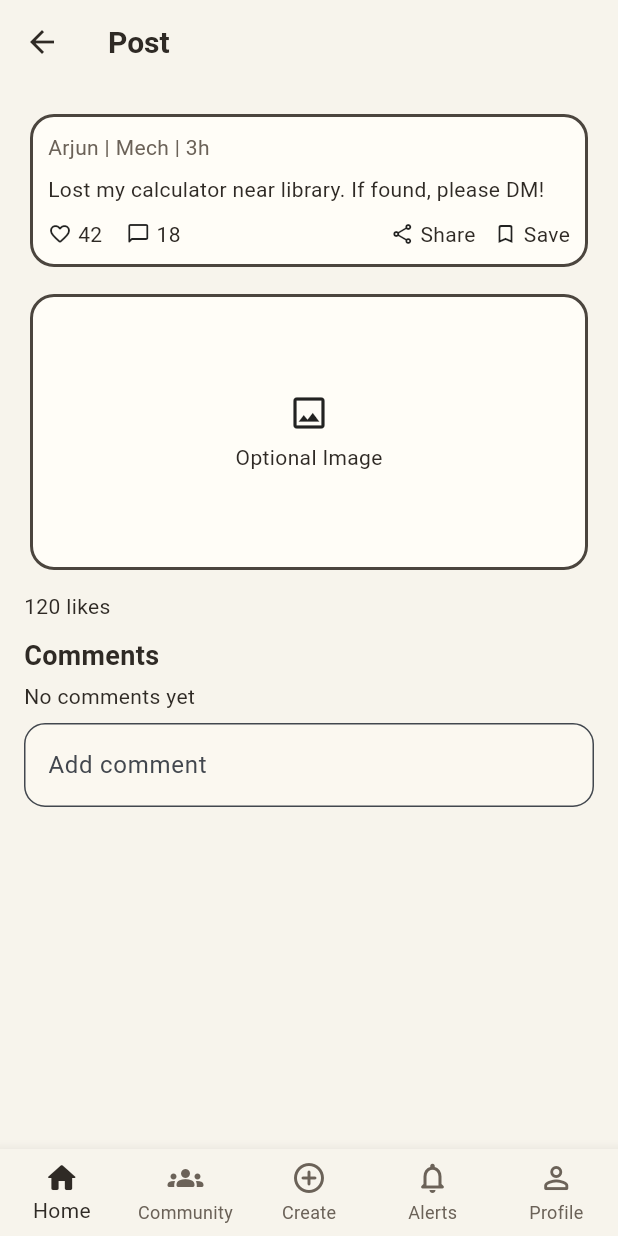
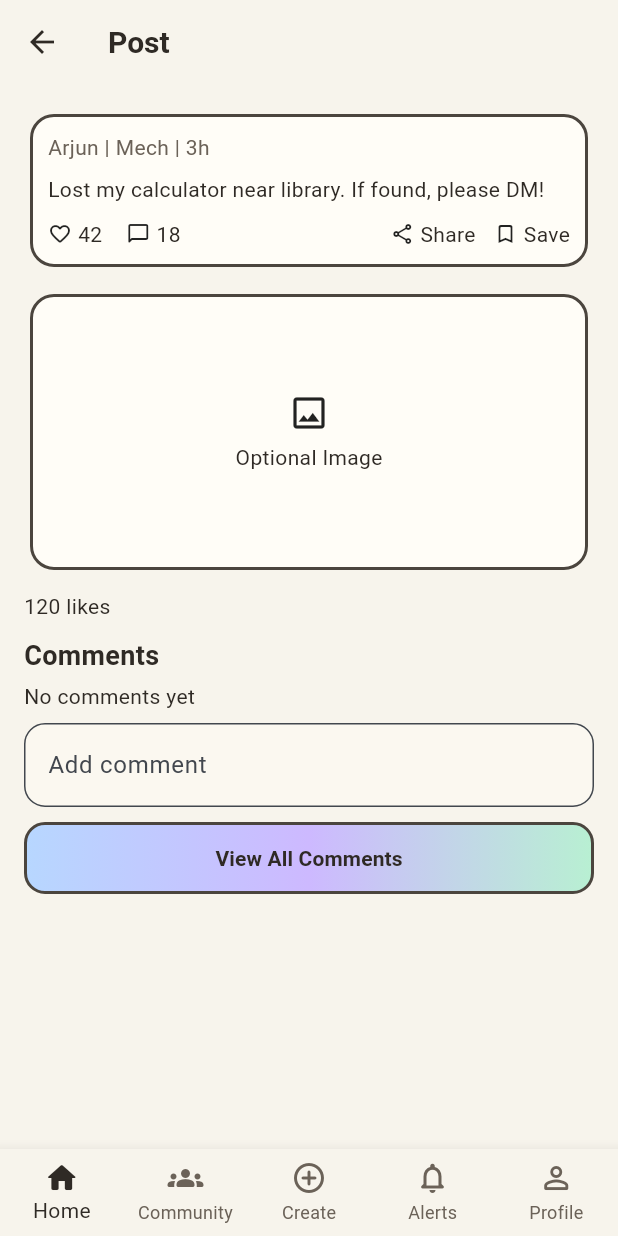
Before and after one commit to Manish12092004/Campus_pal, a Flutter app: the PostDetailScreen screen opened by its route, on a phone screen of 412 x 824 dp. Run offline on Flutter 3.47's test engine with Material 3 defaults, Android fonts, the phone set to English and light mode, and no system bars.

Commit message:
Fix navigation buttons on all screens - profile edit, create post, comments, settings, and help report pages now properly navigate

```diff
--- a/lib/screens/post_detail_screen.dart
+++ b/lib/screens/post_detail_screen.dart
@@ -1,3 +1,4 @@
+import 'package:campus_pal/screens/comments_thread_screen.dart';
 import 'package:campus_pal/widgets/sketch_widgets.dart';
 import 'package:flutter/material.dart';
 
@@ -7,16 +8,16 @@ class PostDetailScreen extends StatelessWidget {
 
   @override
   Widget build(BuildContext context) {
-    return const SketchScaffold(
+    return SketchScaffold(
       title: 'Post',
       showBottomNav: true,
       children: [
-        SketchPostCard(
+        const SketchPostCard(
           author: 'Arjun | Mech | 3h',
           body: 'Lost my calculator near library. If found, please DM!',
         ),
-        SizedBox(height: 10),
-        SketchCard(
+        const SizedBox(height: 10),
+        const SketchCard(
           child: SizedBox(
             height: 160,
             child: Center(
@@ -31,19 +32,24 @@ class PostDetailScreen extends StatelessWidget {
             ),
           ),
         ),
-        SizedBox(height: 10),
-        Text('120 likes'),
-        SizedBox(height: 10),
-        SketchSectionTitle('Comments'),
-        SizedBox(height: 4),
-        Text('No comments yet'),
-        SizedBox(height: 8),
-        TextField(
+        const SizedBox(height: 10),
+        const Text('120 likes'),
+        const SizedBox(height: 10),
+        const SketchSectionTitle('Comments'),
+        const SizedBox(height: 4),
+        const Text('No comments yet'),
+        const SizedBox(height: 8),
+        const TextField(
           decoration: InputDecoration(
             labelText: 'Add comment',
             hintText: 'Write a reply...',
           ),
         ),
+        const SizedBox(height: 10),
+        SketchButton(
+          label: 'View All Comments',
+          onTap: () => Navigator.pushNamed(context, CommentsThreadScreen.route),
+        ),
       ],
     );
   }
--- a/lib/widgets/sketch_widgets.dart
+++ b/lib/widgets/sketch_widgets.dart
@@ -21,7 +21,8 @@ class SketchScaffold extends StatelessWidget {
       appBar: AppBar(title: Text(title)),
       floatingActionButton: showFab
           ? FloatingActionButton(
-              onPressed: () {},
+              onPressed: () =>
+                  Navigator.pushNamed(context, '/create-post'),
               backgroundColor: AppTheme.paintGreen,
               child: const Icon(Icons.edit_rounded, color: AppTheme.ink),
             )
@@ -161,13 +162,56 @@ class SketchSectionTitle extends StatelessWidget {
 class _BottomNav extends StatelessWidget {
   const _BottomNav();
 
+  int _getCurrentIndex(String? currentRoute) {
+    switch (currentRoute) {
+      case '/home-feed':
+        return 0;
+      case '/community':
+        return 1;
+      case '/create-post':
+        return 2;
+      case '/notifications':
+        return 3;
+      case '/profile':
+        return 4;
+      default:
+        return 0;
+    }
+  }
+
   @override
   Widget build(BuildContext context) {
+    final currentRoute = ModalRoute.of(context)?.settings.name;
+    final currentIndex = _getCurrentIndex(currentRoute);
+
     return BottomNavigationBar(
-      currentIndex: 0,
+      currentIndex: currentIndex,
       type: BottomNavigationBarType.fixed,
       selectedItemColor: AppTheme.ink,
       unselectedItemColor: AppTheme.mutedInk,
+      onTap: (index) {
+        String route;
+        switch (index) {
+          case 0:
+            route = '/home-feed';
+            break;
+          case 1:
+            route = '/community';
+            break;
+          case 2:
+            route = '/create-post';
+            break;
+          case 3:
+            route = '/notifications';
+            break;
+          case 4:
+            route = '/profile';
+            break;
+          default:
+            route = '/home-feed';
+        }
+        Navigator.pushReplacementNamed(context, route);
+      },
       items: const [
         BottomNavigationBarItem(icon: Icon(Icons.home_rounded), label: 'Home'),
         BottomNavigationBarItem(
```
Also changed, not shown: lib/screens/comments_thread_screen.dart (+15 -10 lines), lib/screens/create_post_screen.dart (+16 -12 lines), lib/screens/help_report_screen.dart (+18 -9 lines), lib/screens/other_profile_screen.dart (+25 -12 lines), lib/screens/profile_screen.dart (+19 -15 lines), lib/screens/settings_screen.dart (+34 -8 lines).
